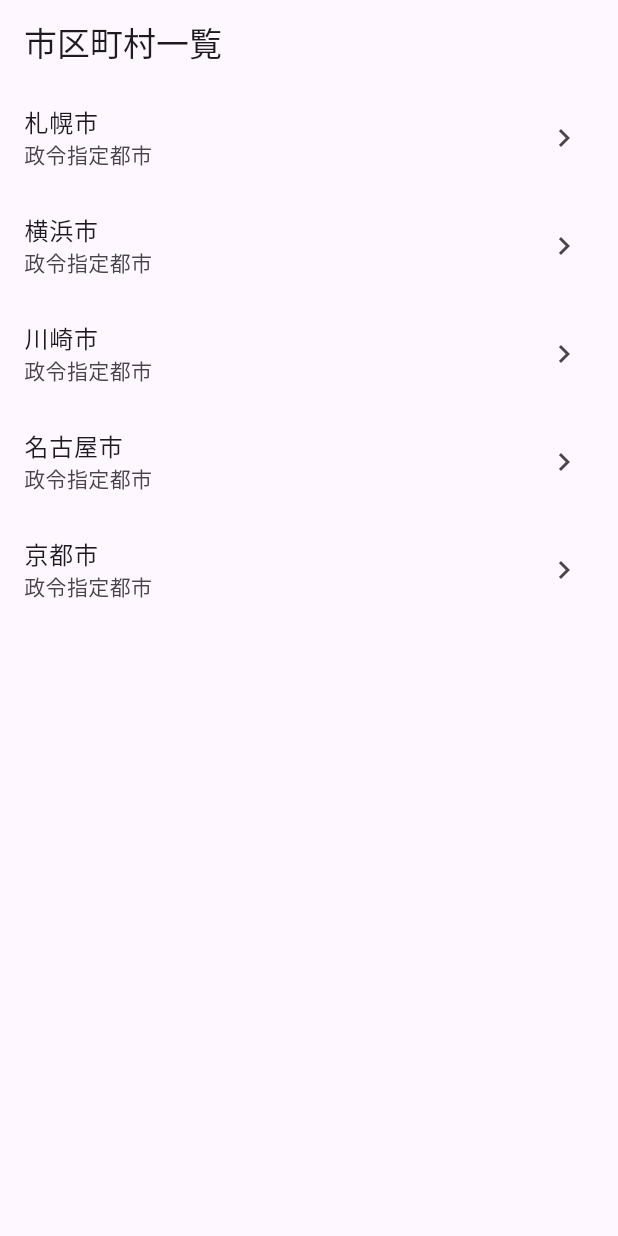
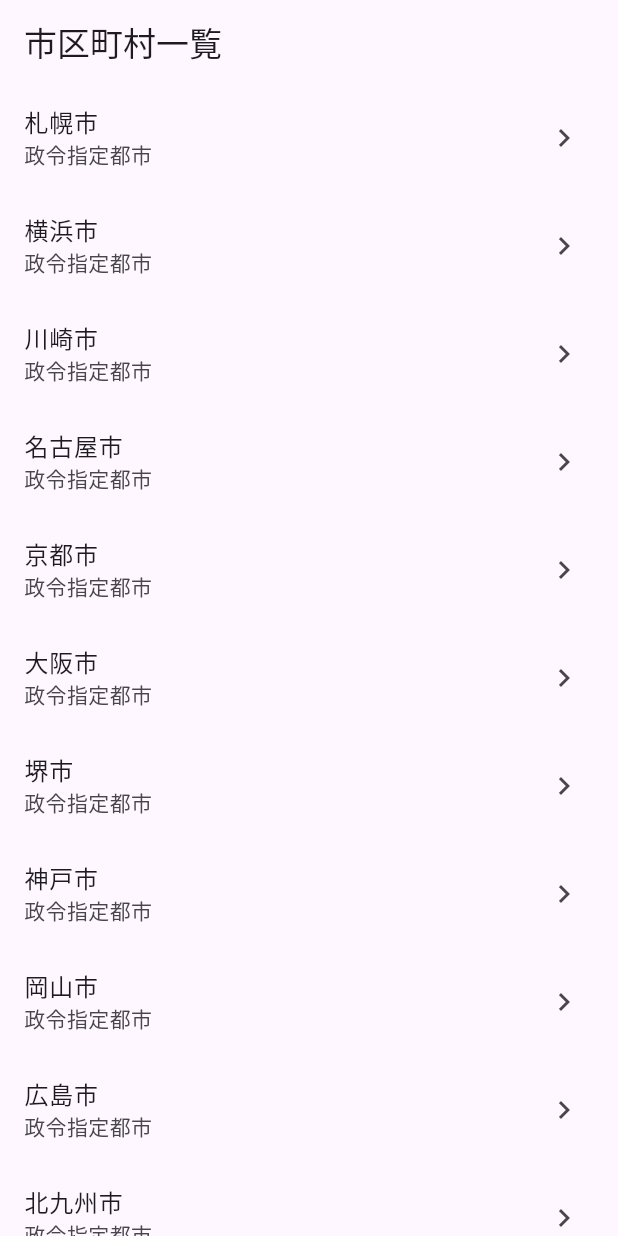
Before and after one commit to takec18/resas_basic_app, a Flutter app: the screen it shows after launch, on a phone screen of 412 x 824 dp. Run offline on Flutter 3.47's test engine with Material 3 defaults, Android fonts, the phone set to English and light mode, and no system bars.

Commit message:
市区町村をリスト追加

```diff
--- a/lib/city/list_page.dart
+++ b/lib/city/list_page.dart
@@ -5,7 +5,22 @@ class CityListPage extends StatelessWidget {
 
   @override
   Widget build(BuildContext context) {
-    final cities = ['札幌市', '横浜市', '川崎市', '名古屋市', '京都市'];
+    final cities = [
+      '札幌市',
+      '横浜市',
+      '川崎市',
+      '名古屋市',
+      '京都市',
+      '大阪市',
+      '堺市',
+      '神戸市',
+      '岡山市',
+      '広島市',
+      '北九州市',
+      '福岡市',
+      '熊本市',
+      '那覇市',
+    ];
 
     return Scaffold(
       appBar: AppBar(
```
